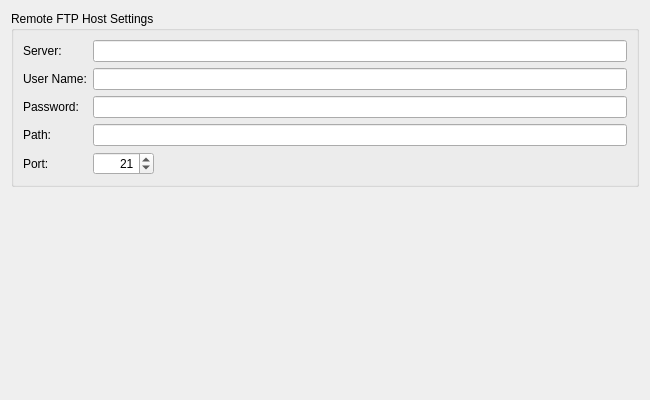
The window that Helpviewer/Sync/SyncFtpSettingsPage.ui (testmana2/test) describes before a commit, drawn with Qt 5.
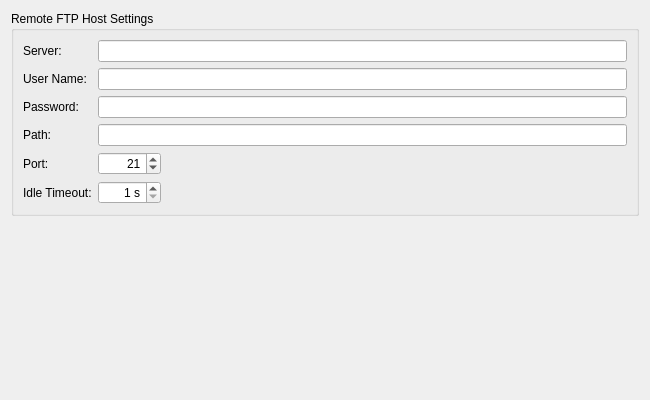
The same window after the commit.

Commit message: Added an idle timeout to the FTP synchronization handler to prevent server disconnects.

```diff
--- a/Helpviewer/Sync/SyncFtpSettingsPage.ui
+++ b/Helpviewer/Sync/SyncFtpSettingsPage.ui
@@ -121,6 +121,45 @@
         </property>
        </spacer>
       </item>
+      <item row="5" column="0">
+       <widget class="QLabel" name="label_6">
+        <property name="text">
+         <string>Idle Timeout:</string>
+        </property>
+       </widget>
+      </item>
+      <item row="5" column="1">
+       <widget class="QSpinBox" name="idleSpinBox">
+        <property name="toolTip">
+         <string>Enter the idle timeout interval to prevent a server disconnect</string>
+        </property>
+        <property name="alignment">
+         <set>Qt::AlignRight|Qt::AlignTrailing|Qt::AlignVCenter</set>
+        </property>
+        <property name="suffix">
+         <string> s</string>
+        </property>
+        <property name="minimum">
+         <number>1</number>
+        </property>
+        <property name="maximum">
+         <number>3600</number>
+        </property>
+       </widget>
+      </item>
+      <item row="5" column="2">
+       <spacer name="horizontalSpacer_2">
+        <property name="orientation">
+         <enum>Qt::Horizontal</enum>
+        </property>
+        <property name="sizeHint" stdset="0">
+         <size>
+          <width>419</width>
+          <height>20</height>
+         </size>
+        </property>
+       </spacer>
+      </item>
      </layout>
     </widget>
    </item>
```
The commit also changes 13 other files.
